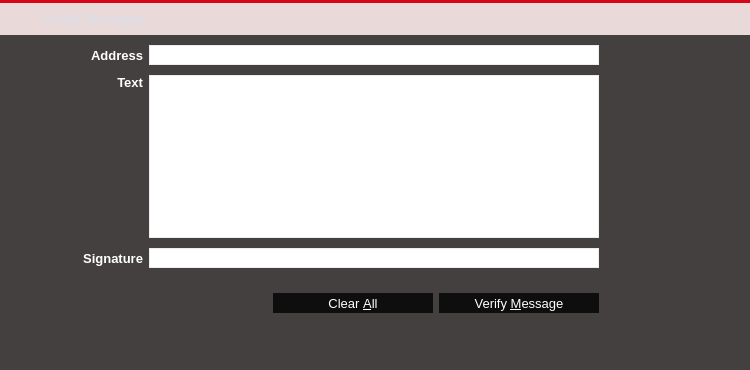
AMA-CSharp-Code/Blazecoin_Wallet_Core_V1.5, file src/qt/forms/verifymessagepage.ui: the form before one commit.
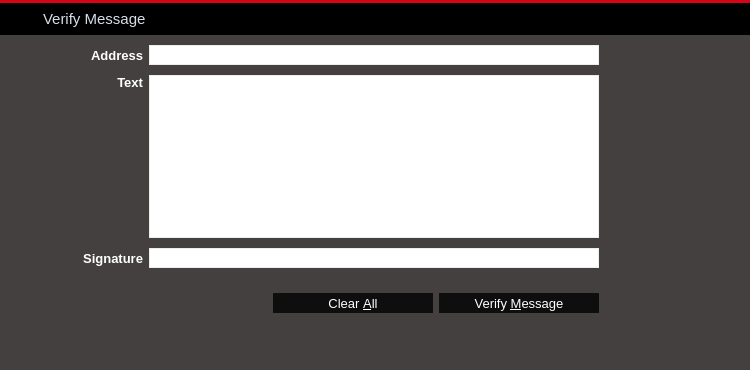
The form after the commit. Icons and pictures are not drawn. Custom widgets are drawn as their Qt base class.

The edit to the form file:
```diff
--- a/src/qt/forms/verifymessagepage.ui
+++ b/src/qt/forms/verifymessagepage.ui
@@ -201,6 +201,11 @@
        <height>32</height>
       </size>
      </property>
+     <property name="styleSheet">
+      <string notr="true">#wHeader {
+	background-color: black;
+}</string>
+     </property>
      <property name="is_header" stdset="0">
       <bool>true</bool>
      </property>
```
